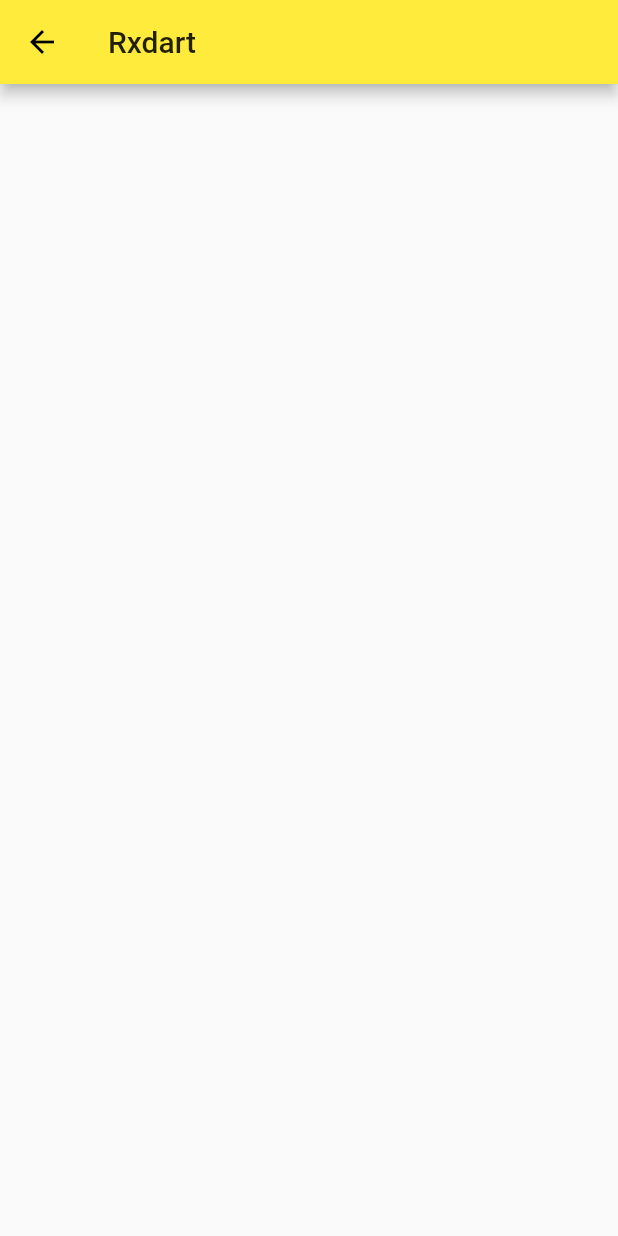
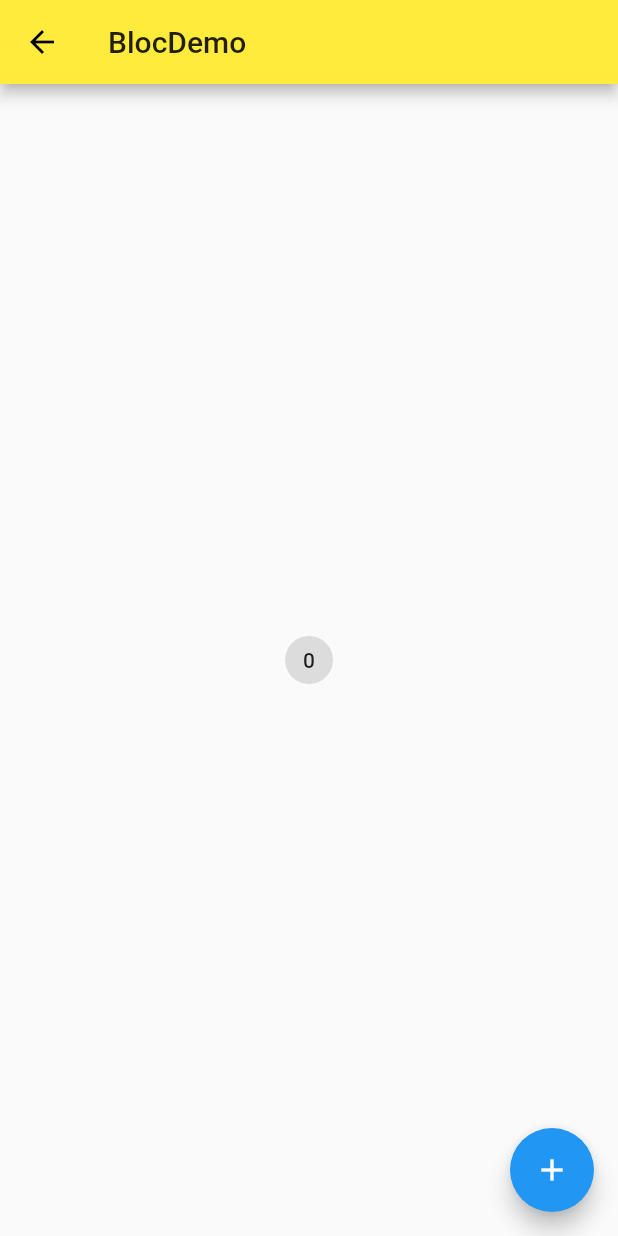
Before and after one commit to zjqx1991/Flutter, a Flutter app: the screen it shows after launch, on a phone screen of 412 x 824 dp. Run offline on Flutter 3.47's test engine with Material 2 defaults, Android fonts, the phone set to English and light mode, and no system bars; our stand-ins replace rxdart.

Commit message:
是用InheritedWidget在小部件树种传递数据

```diff
--- /dev/null
+++ b/lib/Demo/bloc_demo.dart
@@ -0,0 +1,18 @@
+import 'package:flutter/material.dart';
+import 'counter_bloc.dart';
+
+class BlocDemo extends StatelessWidget {
+  @override
+  Widget build(BuildContext context) {
+    return CountProvider(
+      bloc: CounterBloc(),
+      child: Scaffold(
+        appBar: AppBar(
+          title: Text('BlocDemo'),
+        ),
+        body: CounterHome(),
+        floatingActionButton: CounterActionButton(),
+      ),
+    );
+  }
+}
--- /dev/null
+++ b/lib/Demo/counter_bloc.dart
@@ -0,0 +1,69 @@
+import 'package:flutter/material.dart';
+
+
+class CounterHome extends StatelessWidget {
+
+
+  @override
+  Widget build(BuildContext context) {
+    //获取数据
+    CounterBloc _bloc = CountProvider.of(context).bloc;
+
+    return Center(
+      child: ActionChip(
+          label: Text('0'),
+          onPressed: (){
+            _bloc.log();
+          }
+      ),
+    );
+  }
+}
+
+
+class CounterActionButton extends StatelessWidget {
+  @override
+  Widget build(BuildContext context) {
+
+    //获取数据
+    CounterBloc _bloc = CountProvider.of(context).bloc;
+
+    return FloatingActionButton(
+      child: Icon(Icons.add),
+        onPressed: (){
+          _bloc.log();
+        }
+    );
+  }
+}
+
+
+/*
+* 用来传递数据
+*/
+class CountProvider extends InheritedWidget {
+  final Widget child;
+  final CounterBloc bloc;
+
+  CountProvider({
+    this.child,
+    this.bloc
+}):super(child: child);
+
+  static CountProvider of(BuildContext context) =>
+      context.inheritFromWidgetOfExactType(CountProvider);
+
+  @override
+  bool updateShouldNotify(InheritedWidget oldWidget) {
+    // TODO: implement updateShouldNotify
+    return true;
+  }
+
+}
+
+
+class CounterBloc {
+  void log() {
+    print('Bloc');
+  }
+}
--- a/lib/main.dart
+++ b/lib/main.dart
@@ -10,7 +10,7 @@ import 'Demo/buttons_demo.dart';
 import 'Demo/http_demo.dart';
 import 'Demo/stream_demo.dart';
 import 'Demo/rxdart_demo.dart';
-
+import 'Demo/bloc_demo.dart';
 
 void main() => runApp(RootApp());
 
@@ -34,7 +34,7 @@ class RootPage extends StatelessWidget {
       ),
 //      home: SliverDemo(),
 //      home: HomePage(),
-      initialRoute: '/rxdart',  //设置根路由为'/'
+      initialRoute: '/bloc',  //设置根路由为'/'
       routes: {
 
         '/':(context) => HomePage(),//设置根路由为 HomePage()
@@ -43,6 +43,7 @@ class RootPage extends StatelessWidget {
         '/http':(context) => HttpDemo(),
         '/stream':(context) => StreamDemo(),
         '/rxdart':(context) => RxdartDemo(),
+        '/bloc':(context) => BlocDemo(),
       },
     );
 
```
